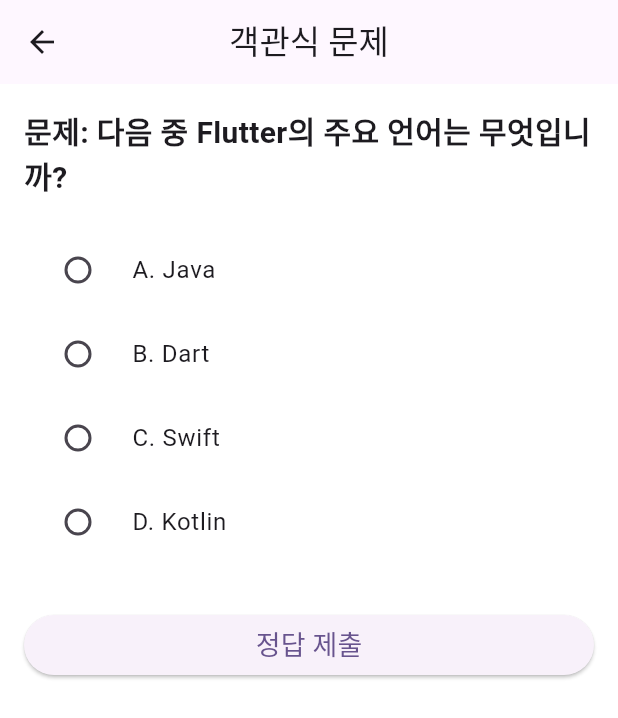
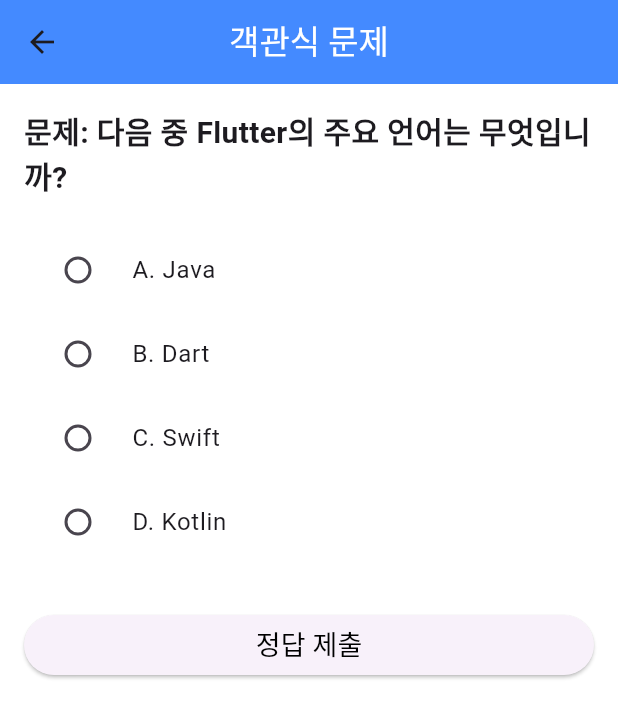
Before and after one commit to 2024-CapstonDesign-AI-Hackathon/login, a Flutter app: the QuestionScreen1 screen opened directly, on a phone screen of 412 x 824 dp. Shown: the top 718 px of the screen. Run offline on Flutter 3.47's test engine with Material 3 defaults, Android fonts, the phone set to English and light mode, and no system bars; our stand-ins replace dio, file_picker, flutter_secure_storage, permission_handler; accounts and stored records are empty.

Commit message:
색수정

```diff
--- a/lib/question/question1.dart
+++ b/lib/question/question1.dart
@@ -83,7 +83,8 @@ class _QuestionScreenState extends State<QuestionScreen1> {
   Widget build(BuildContext context) {
     return Scaffold(
       appBar: AppBar(
-        title: Text('객관식 문제'),
+        title: Text('객관식 문제', style: TextStyle(color: Colors.white)),
+        backgroundColor: Colors.blueAccent,
         centerTitle: true,
       ),
       body: PageView.builder(
@@ -141,7 +142,7 @@ class _QuestionScreenState extends State<QuestionScreen1> {
                     },
                     child: Text(
                       '정답 제출',
-                      style: TextStyle(fontSize: 18),
+                      style: TextStyle(fontSize: 18, color: Colors.black)
                     ),
                   ),
                 ),
```
